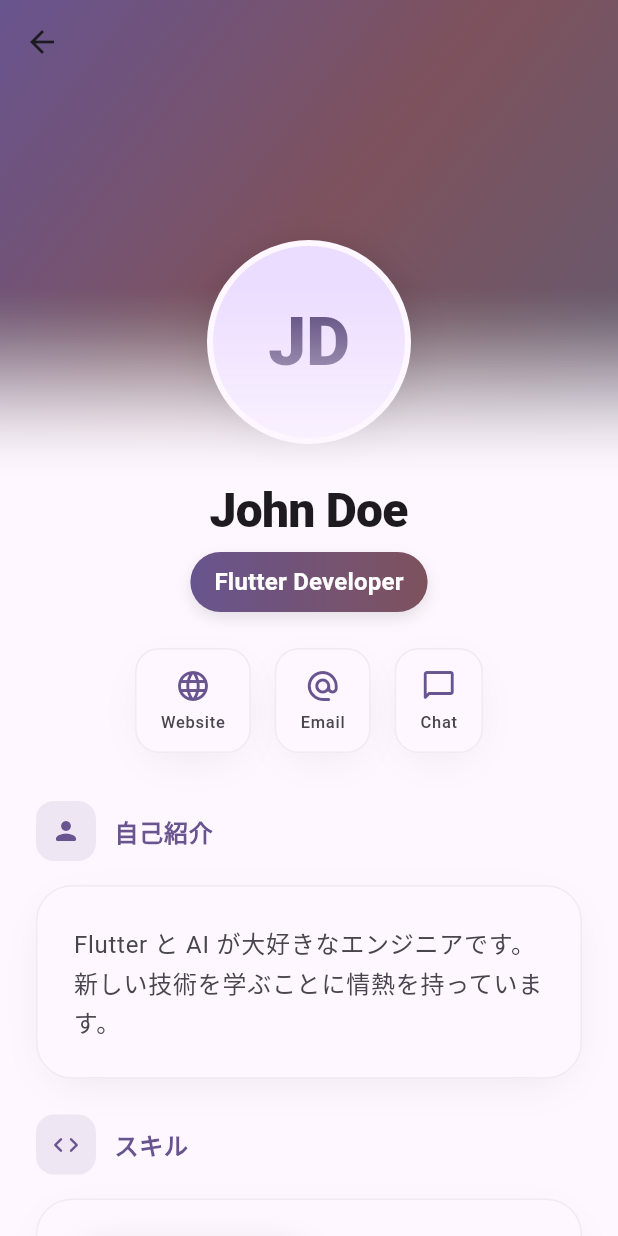
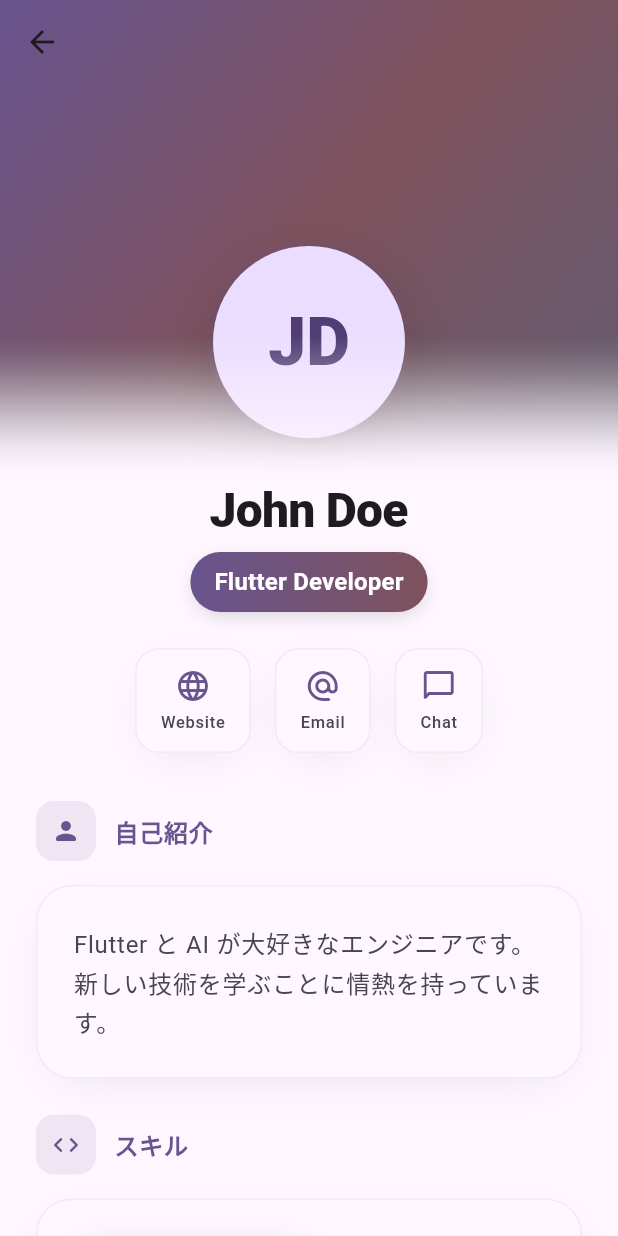
Before and after one commit to Koichi5/cursor_agent_sample, a Flutter app: the ProfileDetailPage screen opened directly with empty values, on a phone screen of 412 x 824 dp. Run offline on Flutter 3.47's test engine with Material 3 defaults, Android fonts, the phone set to English and light mode, and no system bars.

Commit message:
style: Enhance profile detail page UI with improved animations and visual effects

```diff
--- a/lib/views/profile_detail_page/profile_detail_page.dart
+++ b/lib/views/profile_detail_page/profile_detail_page.dart
@@ -32,7 +32,7 @@ class ProfileDetailPage extends StatelessWidget {
                       Colors.black,
                       Colors.transparent,
                     ],
-                    stops: const [0.6, 1.0],
+                    stops: const [0.7, 1.0],
                   ).createShader(rect);
                 },
                 blendMode: BlendMode.dstIn,
@@ -60,7 +60,7 @@ class ProfileDetailPage extends StatelessWidget {
                                 Colors.transparent,
                                 theme.colorScheme.surface,
                               ],
-                              stops: const [0.6, 1.0],
+                              stops: const [0.7, 1.0],
                             ),
                           ),
                         ),
@@ -71,14 +71,22 @@ class ProfileDetailPage extends StatelessWidget {
                           margin: const EdgeInsets.only(bottom: 24),
                           padding: const EdgeInsets.all(4),
                           decoration: BoxDecoration(
-                            color: theme.colorScheme.surface,
+                            gradient: LinearGradient(
+                              begin: Alignment.topLeft,
+                              end: Alignment.bottomRight,
+                              colors: [
+                                theme.colorScheme.primary.withOpacity(0.2),
+                                theme.colorScheme.tertiary.withOpacity(0.2),
+                              ],
+                            ),
                             shape: BoxShape.circle,
                             boxShadow: [
                               BoxShadow(
                                 color:
                                     theme.colorScheme.shadow.withOpacity(0.2),
-                                blurRadius: 24,
-                                offset: const Offset(0, 8),
+                                blurRadius: 32,
+                                offset: const Offset(0, 12),
+                                spreadRadius: -8,
                               ),
                             ],
                           ),
@@ -139,9 +147,10 @@ class ProfileDetailPage extends StatelessWidget {
                               boxShadow: [
                                 BoxShadow(
                                   color:
-                                      theme.colorScheme.shadow.withOpacity(0.1),
-                                  blurRadius: 8,
+                                      theme.colorScheme.shadow.withOpacity(0.2),
+                                  blurRadius: 12,
                                   offset: const Offset(0, 4),
+                                  spreadRadius: -4,
                                 ),
                               ],
                             ),
@@ -201,8 +210,8 @@ class ProfileDetailPage extends StatelessWidget {
                       title: 'スキル',
                       icon: Icons.code_rounded,
                       child: Wrap(
-                        spacing: 8,
-                        runSpacing: 12,
+                        spacing: 12,
+                        runSpacing: 16,
                         children: [
                           _buildSkillChip(context, 'Flutter', 0.9),
                           _buildSkillChip(context, 'Dart', 0.85),
```
